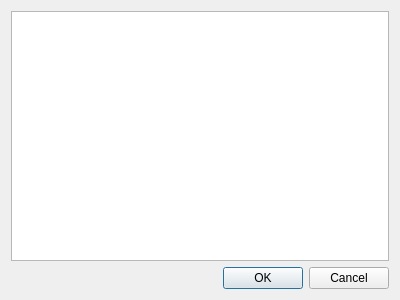
First picture: the form in templateeditwindow.ui, repository nametable/ScoringEngine, before the edit.
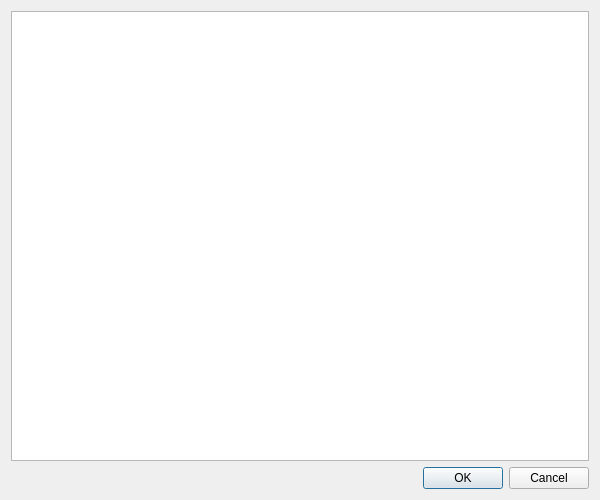
Second picture: the form after the edit.

Commit message: Added year to version.h and about dialog - added template window table initialization code

Patch:
```diff
--- a/templateeditwindow.ui
+++ b/templateeditwindow.ui
@@ -6,8 +6,8 @@
    <rect>
     <x>0</x>
     <y>0</y>
-    <width>400</width>
-    <height>300</height>
+    <width>600</width>
+    <height>500</height>
    </rect>
   </property>
   <property name="windowTitle">
@@ -58,7 +58,7 @@
         <bool>true</bool>
        </attribute>
        <attribute name="verticalHeaderVisible">
-        <bool>true</bool>
+        <bool>false</bool>
        </attribute>
        <attribute name="verticalHeaderStretchLastSection">
         <bool>false</bool>
```
The commit also changes 6 other files.
